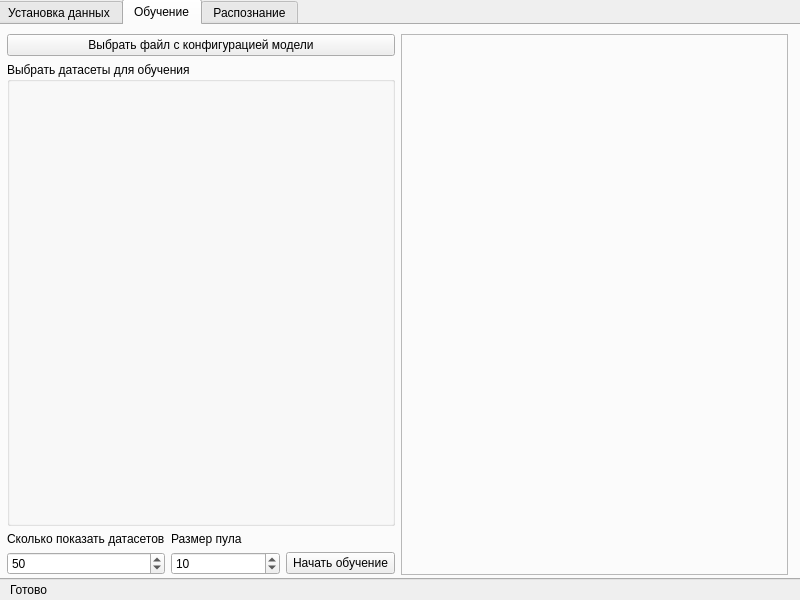
Qt form form.ui (IvKormak/leti_spiketest) before a commit.
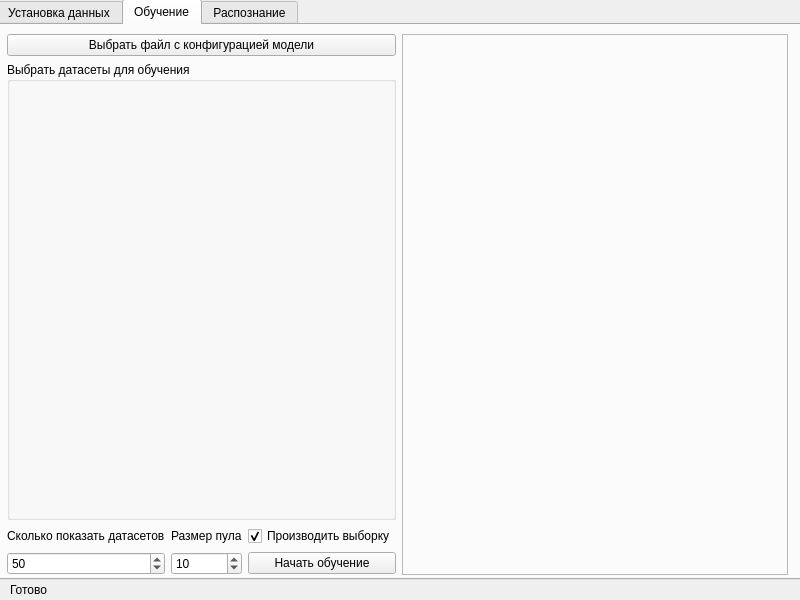
The same form after that commit. The open tabs and pages were chosen to show the change.

Commit message: Кнопка "Производить выборку"

Patch:
```diff
--- a/form.ui
+++ b/form.ui
@@ -453,6 +453,16 @@
             </property>
            </widget>
           </item>
+          <item row="0" column="2">
+           <widget class="QCheckBox" name="usePool">
+            <property name="text">
+             <string>Производить выборку</string>
+            </property>
+            <property name="checked">
+             <bool>true</bool>
+            </property>
+           </widget>
+          </item>
          </layout>
         </item>
        </layout>
```
Left out of the diff: 2 changed lines with no effect on the pictures. The commit also changes 2 other files.
